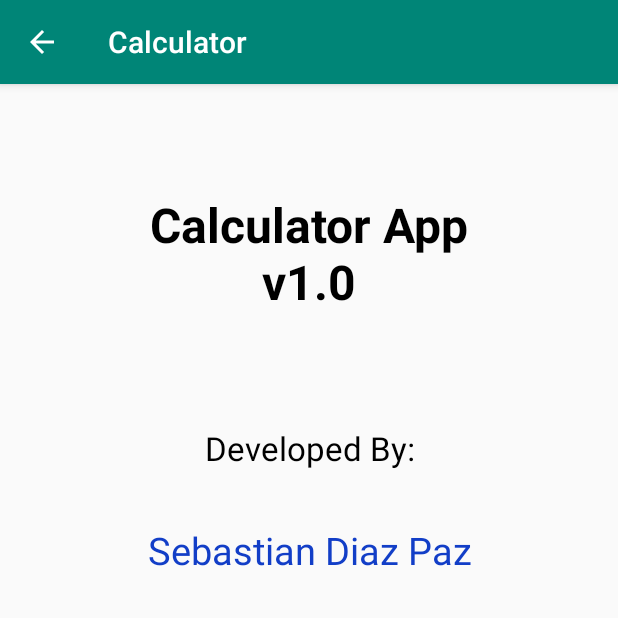
After one commit to Dark-Light-20/Calculator-App, an Android app: the AboutActivity screen opened directly, with no data from a screen before it, on a phone screen of 412 x 824 dp, the top half of it. The commit adds this screen. Run offline under Robolectric (Android 15) with nearby library versions, the phone set to English and light mode, and no system bars.

Commit message:
add about activity // add locales

```diff
--- a/app/src/main/AndroidManifest.xml
+++ b/app/src/main/AndroidManifest.xml
@@ -9,6 +9,9 @@
         android:roundIcon="@mipmap/ic_launcher_round"
         android:supportsRtl="true"
         android:theme="@style/AppTheme">
+        <activity android:name=".AboutActivity"
+            android:parentActivityName=".MainActivity">
+        </activity>
         <activity android:name=".MainActivity">
             <intent-filter>
                 <action android:name="android.intent.action.MAIN" />
--- /dev/null
+++ b/app/src/main/java/com/example/calculator/AboutActivity.java
@@ -0,0 +1,14 @@
+package com.example.calculator;
+
+import androidx.appcompat.app.AppCompatActivity;
+
+import android.os.Bundle;
+
+public class AboutActivity extends AppCompatActivity {
+
+    @Override
+    protected void onCreate(Bundle savedInstanceState) {
+        super.onCreate(savedInstanceState);
+        setContentView(R.layout.activity_about);
+    }
+}
--- a/app/src/main/java/com/example/calculator/MainActivity.java
+++ b/app/src/main/java/com/example/calculator/MainActivity.java
@@ -2,6 +2,7 @@ package com.example.calculator;
 
 import androidx.appcompat.app.AppCompatActivity;
 
+import android.content.Intent;
 import android.os.Bundle;
 import android.view.View;
 import android.widget.Button;
@@ -89,6 +90,8 @@ public class MainActivity extends AppCompatActivity implements View.OnClickListe
                 break;
 
             case R.id.button_about:
+                Intent intent=new Intent(this, AboutActivity.class);
+                startActivity(intent);
                 break;
 
             default:
--- /dev/null
+++ b/app/src/main/res/layout/activity_about.xml
@@ -0,0 +1,48 @@
+<?xml version="1.0" encoding="utf-8"?>
+<androidx.constraintlayout.widget.ConstraintLayout xmlns:android="http://schemas.android.com/apk/res/android"
+    xmlns:app="http://schemas.android.com/apk/res-auto"
+    xmlns:tools="http://schemas.android.com/tools"
+    android:layout_width="match_parent"
+    android:layout_height="match_parent"
+    tools:context=".AboutActivity">
+
+    <TextView
+        android:id="@+id/textView"
+        android:layout_width="241dp"
+        android:layout_height="92dp"
+        android:layout_marginTop="72dp"
+        android:text="@string/app_tittle"
+        android:textAlignment="center"
+        android:textColor="@color/black"
+        android:textSize="32sp"
+        android:textStyle="bold"
+        app:layout_constraintEnd_toEndOf="parent"
+        app:layout_constraintStart_toStartOf="parent"
+        app:layout_constraintTop_toTopOf="parent" />
+
+    <TextView
+        android:id="@+id/textView2"
+        android:layout_width="186dp"
+        android:layout_height="41dp"
+        android:layout_marginTop="64dp"
+        android:text="@string/dev_txt"
+        android:textAlignment="center"
+        android:textColor="@color/black"
+        android:textSize="22sp"
+        app:layout_constraintEnd_toEndOf="parent"
+        app:layout_constraintStart_toStartOf="parent"
+        app:layout_constraintTop_toBottomOf="@+id/textView" />
+
+    <TextView
+        android:id="@+id/textView3"
+        android:layout_width="246dp"
+        android:layout_height="45dp"
+        android:layout_marginTop="24dp"
+        android:text="@string/aut_name"
+        android:textAlignment="center"
+        android:textColor="@color/blue"
+        android:textSize="25sp"
+        app:layout_constraintEnd_toEndOf="parent"
+        app:layout_constraintStart_toStartOf="parent"
+        app:layout_constraintTop_toBottomOf="@+id/textView2" />
+</androidx.constraintlayout.widget.ConstraintLayout>
--- a/app/src/main/res/layout/activity_main.xml
+++ b/app/src/main/res/layout/activity_main.xml
@@ -214,18 +214,18 @@
             android:layout_width="wrap_content"
             android:layout_height="wrap_content"
             android:layout_marginStart="10dp"
-            android:text="CLEAR"
+            android:text="@string/clear_btn"
             style="@style/Widget.AppCompat.Button">
         </Button>
 
         <Button
             android:id="@+id/button_about"
-            android:layout_width="wrap_content"
+            style="@style/Widget.AppCompat.Button"
+            android:layout_width="133dp"
             android:layout_height="wrap_content"
             android:layout_alignParentEnd="true"
             android:layout_marginEnd="9dp"
-            android:text="Acerca de"
-            style="@style/Widget.AppCompat.Button">
+            android:text="@string/about_btn">
         </Button>
 
     </RelativeLayout>
--- a/app/src/main/res/values/colors.xml
+++ b/app/src/main/res/values/colors.xml
@@ -3,4 +3,6 @@
     <color name="colorPrimary">#008577</color>
     <color name="colorPrimaryDark">#00574B</color>
     <color name="colorAccent">#D81B60</color>
+    <color name="blue">#123EC7</color>
+    <color name="black">#000000</color>
 </resources>
--- a/app/src/main/res/values/strings.xml
+++ b/app/src/main/res/values/strings.xml
@@ -1,3 +1,8 @@
 <resources>
     <string name="app_name">Calculator</string>
+    <string name="clear_btn">CLEAR</string>
+    <string name="about_btn">About&#8230;</string>
+    <string name="app_tittle">Calculator App v1.0</string>
+    <string name="dev_txt">Developed By:</string>
+    <string name="aut_name">Sebastian Diaz Paz</string>
 </resources>
```
Also changed, not shown: 1 other file.
